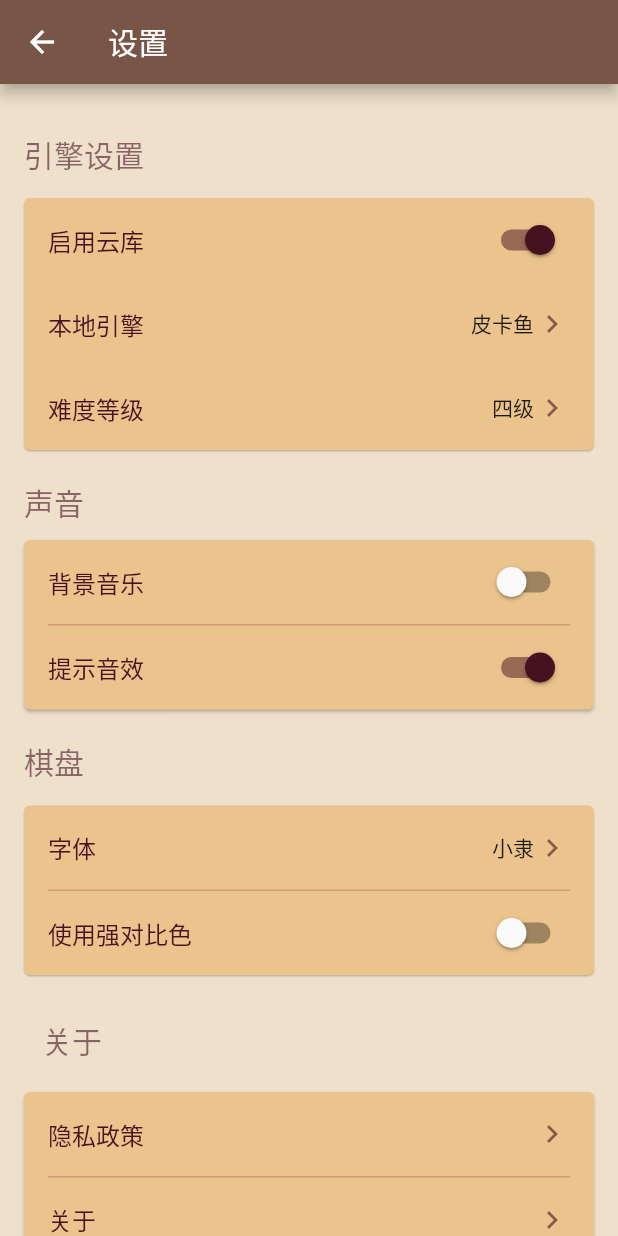
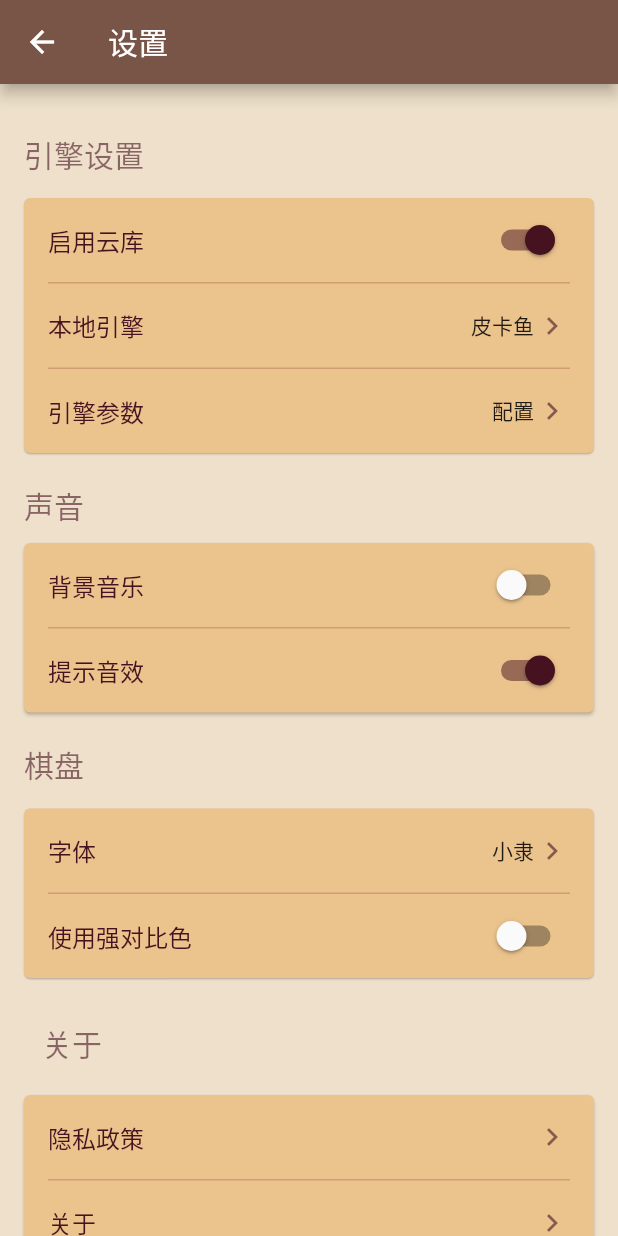
Before and after one commit to hezhaoyun/chessroad-lite, a Flutter app: the SettingsPage screen opened directly, on a phone screen of 412 x 824 dp. Run offline on Flutter 3.47's test engine with Material 2 defaults, Android fonts, the phone set to English and light mode, and no system bars; our stand-ins replace date_format, flutter_easyloading, flutter_linkify, in_app_review, package_info_plus, plugin_platform_interface and 3 more; missing offline and left inert: audio_session, just_audio_web, kplayer, wakelock_web.

Commit message:
impl engine config custom

```diff
--- a/app/lib/config/local_data.dart
+++ b/app/lib/config/local_data.dart
@@ -10,7 +10,6 @@ class LocalData {
   late final DataItem debugMode;
   late final DataItem acceptedPrivacyPolicy;
   late final DataItem engineName;
-  late final DataItem engineConfig;
   late final DataItem cloudEngineEnabled;
   late final DataItem lastReviewInvite;
   late final DataItem showAdDate;
@@ -35,7 +34,6 @@ class LocalData {
     debugMode = DataItem(_profile, 'debug_mode', false);
     acceptedPrivacyPolicy = DataItem(_profile, 'acepted_privacy_policy', false);
     engineName = DataItem(_profile, 'engine_name', NativeEngine.kNamePikafish);
-    engineConfig = DataItem(_profile, 'engine_config', 3);
     cloudEngineEnabled = DataItem(_profile, 'cloud_engine_enabled', true);
     lastReviewInvite = DataItem(_profile, 'last_review_invite', '');
     showAdDate = DataItem(_profile, 'show_ad_date', '');
@@ -48,4 +46,6 @@ class LocalData {
   }
 
   Future<bool> save() => _profile.save();
+
+  Profile get profile => _profile;
 }
--- a/app/lib/engine/cloud_engine.dart
+++ b/app/lib/engine/cloud_engine.dart
@@ -14,8 +14,7 @@ class CloudEngine extends Engine {
   late DateTime _startTime;
 
   @override
-  Future<EngineResponse> search(Phase phase,
-      {int? timeLimit, int? depth}) async {
+  Future<EngineResponse> search(Phase phase, {int? timeLimit}) async {
     //
     final fen = Fen.phaseToFen(phase);
 
--- a/app/lib/engine/native/challenger_engine_impl.dart
+++ b/app/lib/engine/native/challenger_engine_impl.dart
@@ -37,7 +37,7 @@ class ChallengerEngineImpl extends NativeEngine {
   }
 
   @override
-  String buildGoCmd({int? timeLimit, int? depth}) {
+  String buildGoCmd({int? timeLimit}) {
     return 'go movetime $timeLimit';
   }
 }
--- a/app/lib/engine/native_engine_config.dart
+++ /dev/null
@@ -1,153 +0,0 @@
-import 'package:chessroad/config/local_data.dart';
-
-class NativeEngineConfig {
-  //
-  static String get engineName => LocalData().engineName.value;
-  static NativeEngineConfig get current =>
-      levels[LocalData().engineConfig.value];
-
-  static const puzzleConfig = NativeEngineConfig(
-    'Puzzle',
-    -1,
-    7,
-    3000,
-    knowledge: 'small',
-    pruning: 'small',
-    randomness: 'none',
-    useBook: true,
-  );
-
-  static const analysisConfig = NativeEngineConfig(
-    'Analysis',
-    -1,
-    8,
-    3000,
-    knowledge: 'large',
-    pruning: 'large',
-    randomness: 'none',
-    useBook: true,
-  );
-
-  static final levels = [
-    const NativeEngineConfig(
-      '一级',
-      0,
-      1,
-      1000,
-      knowledge: 'none',
-      pruning: 'none',
-      randomness: 'large',
-      useBook: false,
-    ),
-    const NativeEngineConfig(
-      '二级',
-      1,
-      2,
-      2000,
-      knowledge: 'none',
-      pruning: 'none',
-      randomness: 'large',
-      useBook: false,
-    ),
-    const NativeEngineConfig(
-      '三级',
-      2,
-      3,
-      3000,
-      knowledge: 'small',
-      pruning: 'small',
-      randomness: 'large',
-      useBook: false,
-    ),
-    const NativeEngineConfig(
-      '四级',
-      3,
-      4,
-      4000,
-      knowledge: 'medium',
-      pruning: 'small',
-      randomness: 'medium',
-      useBook: false,
-    ),
-    const NativeEngineConfig(
-      '五级',
-      4,
-      5,
-      5000,
-      knowledge: 'medium',
-      pruning: 'medium',
-      randomness: 'large',
-      useBook: true,
-    ),
-    const NativeEngineConfig(
-      '六级',
-      5,
-      6,
-      6000,
-      knowledge: 'medium',
-      pruning: 'medium',
-      randomness: 'large',
-      useBook: true,
-    ),
-    const NativeEngineConfig(
-      '七级',
-      6,
-      7,
-      8000,
-      knowledge: 'large',
-      pruning: 'large',
-      randomness: 'small',
-      useBook: true,
-    ),
-    const NativeEngineConfig(
-      '八级',
-      7,
-      8,
-      10000,
-      knowledge: 'large',
-      pruning: 'large',
-      randomness: 'small',
-      useBook: true,
-    ),
-    const NativeEngineConfig(
-      '九级',
-      8,
-      8,
-      15000,
-      knowledge: 'large',
-      pruning: 'large',
-      randomness: 'none',
-      useBook: true,
-    ),
-    const NativeEngineConfig(
-      '十级',
-      9,
-      8,
-      24000,
-      knowledge: 'large',
-      pruning: 'large',
-      randomness: 'none',
-      useBook: true,
-    ),
-  ];
-
-  final String name;
-  final int level;
-  final int depth;
-  final int timeLimit;
-  final String knowledge;
-  final String pruning;
-  final String randomness;
-  final bool useBook;
-
-  const NativeEngineConfig(
-    this.name,
-    this.level,
-    this.depth,
-    this.timeLimit, {
-    required this.knowledge,
-    required this.pruning,
-    required this.randomness,
-    required this.useBook,
-  });
-}
--- a/app/lib/routes/settings/settings_page.dart
+++ b/app/lib/routes/settings/settings_page.dart
@@ -1,16 +1,19 @@
 import 'dart:io';
 
 import 'package:chessroad/routes/main_menu/privacy_policy.dart';
+import 'package:chessroad/routes/settings/challenger_params_page.dart';
 import 'package:chessroad/ui/review_panel.dart';
+import 'package:flutter/cupertino.dart';
 import 'package:flutter/material.dart';
 
 import '../../config/local_data.dart';
 import '../../engine/battle_agent.dart';
 import '../../engine/engine.dart';
-import '../../engine/native_engine_config.dart';
 import '../../game/game.dart';
 import '../../services/audios.dart';
 import '../../ui/snack_bar.dart';
+import 'eleeye_params_page.dart';
+import 'pikafish_params_page.dart';
 import 'show_about.dart';
 
 class SettingsPage extends StatefulWidget {
@@ -29,44 +32,24 @@ class SettingsPageState extends State<SettingsPage> {
     if (mounted) setState(() {});
   }
 
-  changeEngineConfig() {
+  changeEngineConfig() async {
     //
-    callback(int? level) async {
-      //
-      Navigator.of(context).pop();
+    final engineName = LocalData().engineName.value;
 
-      final config = NativeEngineConfig.levels[level!];
-
-      setState(() => LocalData().engineConfig.value = config.level);
-      await BattleAgent.shared.applyNativeEngineConfig(config);
-      LocalData().save();
+    final Widget page;
+    if (engineName == NativeEngine.kNameChallenger) {
+      page = const ChallengerParamsPage();
+    } else if (engineName == NativeEngine.kNamePikafish) {
+      page = const PikafishParamsPage();
+    } else {
+      page = const EleeyeParamsPage();
     }
 
-    Widget createListTile(String name, int level) => RadioListTile(
-          activeColor: GameColors.primary,
-          title: Text(name),
-          groupValue: LocalData().engineConfig.value as int,
-          value: level,
-          onChanged: callback,
-        );
+    await Navigator.of(context).push(
+      CupertinoPageRoute(builder: (context) => page),
+    );
 
-    final levels = <Widget>[];
-
-    levels.add(const SizedBox(height: 10));
-
-    for (var l in NativeEngineConfig.levels) {
-      levels.add(createListTile(l.name, l.level));
-      levels.add(const Divider());
-    }
-
-    levels.add(const SizedBox(height: 56));
-
-    showModalBottomSheet(
-      context: context,
-      builder: (BuildContext context) => SingleChildScrollView(
-        child: Column(mainAxisSize: MainAxisSize.min, children: levels),
-      ),
-    );
+    await BattleAgent.shared.applyNativeEngineConfig();
   }
 
   changeNativeEngine() {
@@ -232,21 +215,16 @@ class SettingsPageState extends State<SettingsPage> {
                   SwitchListTile(
                     activeColor: GameColors.primary,
                     value: LocalData().cloudEngineEnabled.value,
-                    title: Text(
-                      '启用云库',
-                      style: itemStyle,
-                    ),
+                    title: Text('启用云库', style: itemStyle),
                     onChanged: switchCloudEngine,
                   ),
+                  _buildDivider(),
                   ListTile(
-                    title: Text(
-                      '本地引擎',
-                      style: itemStyle,
-                    ),
+                    title: Text('本地引擎', style: itemStyle),
                     trailing: Row(
                       mainAxisSize: MainAxisSize.min,
                       children: <Widget>[
-                        Text(NativeEngineConfig.engineName),
+                        Text(LocalData().engineName.value),
                         const Icon(
                           Icons.keyboard_arrow_right,
                           color: GameColors.secondary,
@@ -255,16 +233,14 @@ class SettingsPageState extends State<SettingsPage> {
                     ),
                     onTap: changeNativeEngine,
                   ),
+                  _buildDivider(),
                   ListTile(
-                    title: Text(
-                      '难度等级',
-                      style: itemStyle,
-                    ),
+                    title: Text('引擎参数', style: itemStyle),
                     trailing: Row(
                       mainAxisSize: MainAxisSize.min,
-                      children: <Widget>[
-                        Text(NativeEngineConfig.current.name),
-                        const Icon(
+                      children: const <Widget>[
+                        Text('配置'),
+                        Icon(
                           Icons.keyboard_arrow_right,
                           color: GameColors.secondary,
                         ),
@@ -329,10 +305,7 @@ class SettingsPageState extends State<SettingsPage> {
                   SwitchListTile(
                     activeColor: GameColors.primary,
                     value: LocalData().highContrast.value,
-                    title: Text(
-                      '使用强对比色',
-                      style: itemStyle,
-                    ),
+                    title: Text('使用强对比色', style: itemStyle),
                     onChanged: switchHighContrast,
                   )
                 ],
@@ -350,10 +323,7 @@ class SettingsPageState extends State<SettingsPage> {
                 children: <Widget>[
                   if (Platform.isIOS)
                     ListTile(
-                      title: Text(
-                        '五星好评',
-                        style: itemStyle,
-                      ),
+                      title: Text('五星好评', style: itemStyle),
                       trailing: const Icon(
                         Icons.keyboard_arrow_right,
                         color: GameColors.secondary,
@@ -362,10 +332,7 @@ class SettingsPageState extends State<SettingsPage> {
                     ),
                   if (Platform.isIOS) _buildDivider(),
                   ListTile(
-                    title: Text(
-                      '隐私政策',
-                      style: itemStyle,
-                    ),
+                    title: Text('隐私政策', style: itemStyle),
                     trailing: const Icon(
                       Icons.keyboard_arrow_right,
                       color: GameColors.secondary,
@@ -374,10 +341,7 @@ class SettingsPageState extends State<SettingsPage> {
                   ),
                   _buildDivider(),
                   ListTile(
-                    title: Text(
-                      '关于',
-                      style: itemStyle,
-                    ),
+                    title: Text('关于', style: itemStyle),
                     trailing: const Icon(
                       Icons.keyboard_arrow_right,
                       color: GameColors.secondary,
```
Also changed, not shown: app/lib/engine/battle_agent.dart (+4 -5 lines), app/lib/engine/engine.dart (+4 -6 lines), app/lib/engine/hybrid_engine.dart (+19 -12 lines), app/lib/engine/native/eleeye_engine_impl.dart (+6 -2 lines), app/lib/engine/native/pikafish_engine_impl.dart (+14 -1 lines), app/lib/engine/native_engine.dart (+5 -13 lines).
